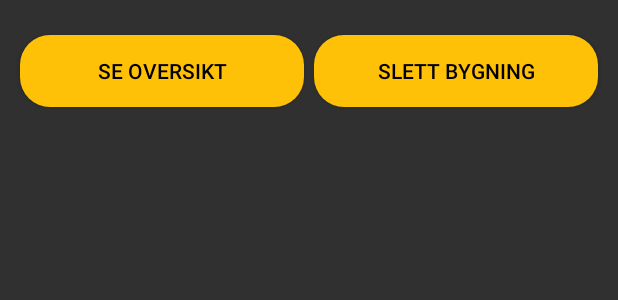
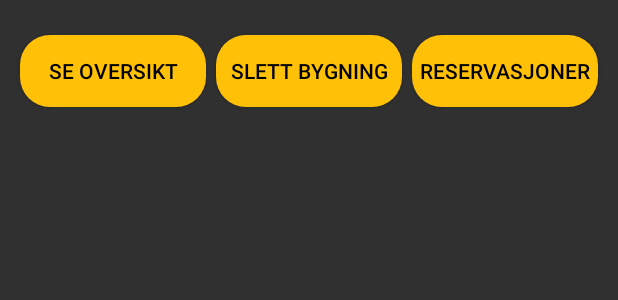
Before and after one commit to synneangell/Android-OsloMet-Booking, an Android app: the layout dialog_maps.xml on its own in the app's theme, with its tools: preview values and no code run, on a phone screen of 412 x 824 dp. Shown: the top 300 px of the screen. Run offline under Robolectric (Android 15) with nearby library versions, the phone set to English and light mode, and no system bars.

```diff
--- a/app/src/main/AndroidManifest.xml
+++ b/app/src/main/AndroidManifest.xml
@@ -38,5 +38,7 @@
             android:parentActivityName=".MapsActivity"/>
         <activity android:name=".HusOversikt"
             android:parentActivityName=".MapsActivity"/>
+        <activity android:name=".ReservasjonListe"
+            android:parentActivityName=".MapsActivity"/>
     </application>
 </manifest>
--- a/app/src/main/res/layout/dialog_maps.xml
+++ b/app/src/main/res/layout/dialog_maps.xml
@@ -33,6 +33,17 @@
             android:background="@drawable/knapp"
             android:text="@string/slettBygning"
             android:layout_height="wrap_content"/>
+
+        <Button
+            android:id="@+id/btnSeReservasjon"
+            android:layout_width="0dp"
+            android:layout_height="wrap_content"
+            android:layout_margin="3dp"
+            android:layout_weight="1"
+            android:background="@drawable/knapp"
+            android:text="@string/seReservasjoner"
+            android:textColor="#000000" />
+
     </LinearLayout>
 
 </RelativeLayout>
```
Also changed, not shown: app/src/main/java/com/example/s333957s331153mappe3/MapsActivity.java (+11 -1 lines), app/src/main/java/com/example/s333957s331153mappe3/ReservasjonJSON.java (renamed from app/src/main/java/com/example/s333957s331153mappe3/Reservasjonjson.java, +13 -11 lines), app/src/main/java/com/example/s333957s331153mappe3/ReservasjonListe.java (+11 -2 lines).
